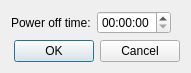
Above: plugins/power_off/gui/settings_dialog.ui from Kolcha/DigitalClock4 before the change. Below: the same form after it.
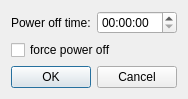
That is the form after the change.

Commit message:
added 'force' option to power_off
branch : plugins

The edit to the form file:
```diff
--- a/plugins/power_off/gui/settings_dialog.ui
+++ b/plugins/power_off/gui/settings_dialog.ui
@@ -6,8 +6,8 @@
    <rect>
     <x>0</x>
     <y>0</y>
-    <width>191</width>
-    <height>67</height>
+    <width>174</width>
+    <height>90</height>
    </rect>
   </property>
   <property name="windowTitle">
@@ -27,7 +27,14 @@
    <item row="0" column="1">
     <widget class="QTimeEdit" name="time_edit"/>
    </item>
-   <item row="1" column="0" colspan="3">
+   <item row="1" column="0" colspan="2">
+    <widget class="QCheckBox" name="force_off">
+     <property name="text">
+      <string>force power off</string>
+     </property>
+    </widget>
+   </item>
+   <item row="2" column="0" colspan="2">
     <widget class="QDialogButtonBox" name="buttonBox">
      <property name="orientation">
       <enum>Qt::Horizontal</enum>
```
The commit also changes 7 other files.
